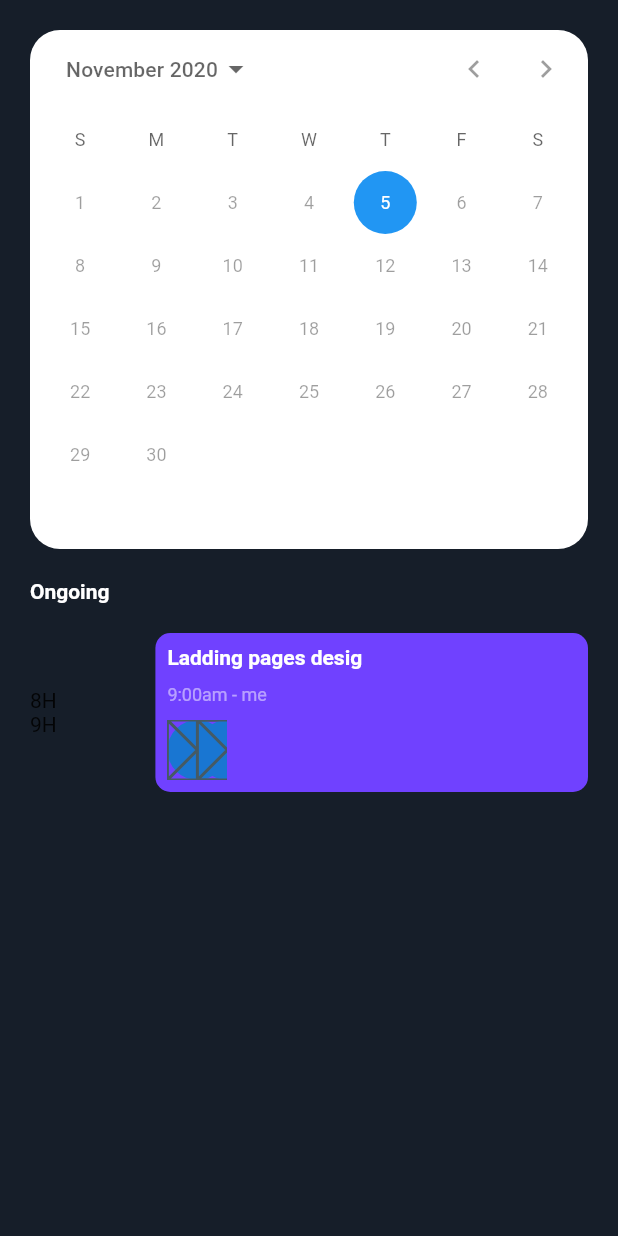
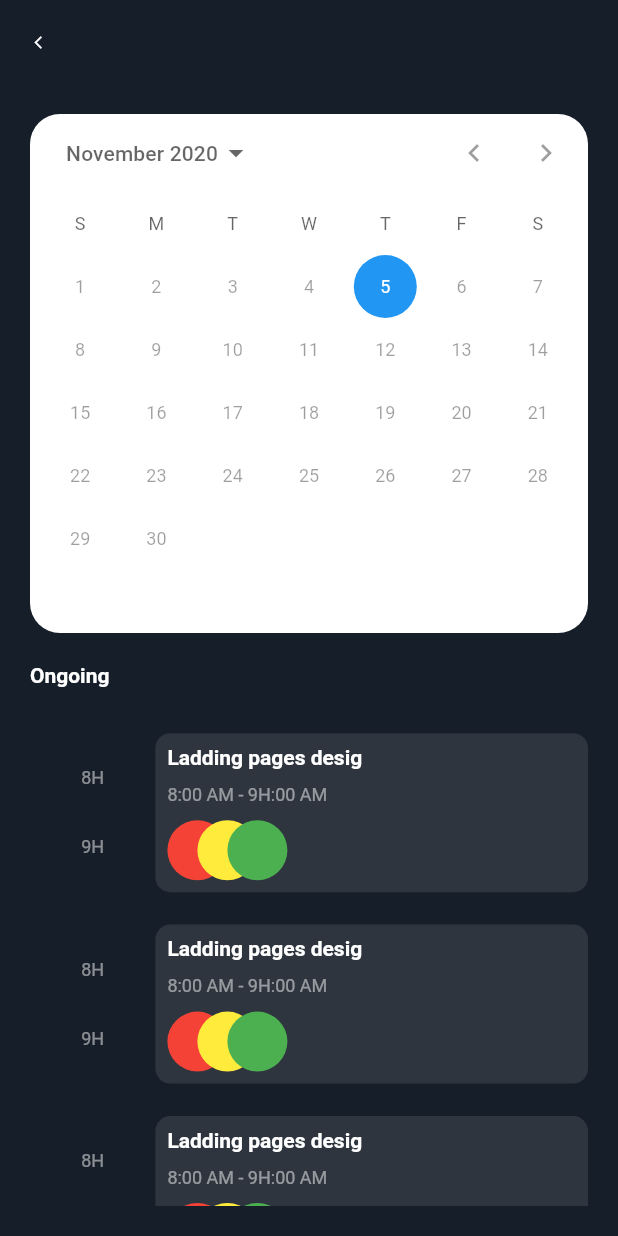
Before and after one commit to chizakasipascal/UX-UI-Design, a Flutter app: the screen it shows after launch, on a phone screen of 412 x 824 dp. Run offline on Flutter 3.47's test engine with Material 2 defaults, Android fonts, the light colour scheme and no system bars; Roboto replaces fonts that are missing (Ubuntu).

Commit message:
refactoring ui

```diff
--- a/lib/src/views/screens/home_screen.dart
+++ b/lib/src/views/screens/home_screen.dart
@@ -6,9 +6,17 @@ class HomeScreen extends StatelessWidget {
   Widget build(BuildContext context) {
     var size = MediaQuery.of(context).size;
     return Scaffold(
+      appBar: AppBar(
+        leading: Icon(
+          Icons.arrow_back_ios,
+          size: 10,
+        ),
+        elevation: 0,
+      ),
       body: SafeArea(
         child: Padding(
           padding: const EdgeInsets.symmetric(horizontal: 20.0, vertical: 20.0),
+          child: SingleChildScrollView(
             child: Column(
               crossAxisAlignment: CrossAxisAlignment.start,
               children: [
@@ -31,20 +39,61 @@ class HomeScreen extends StatelessWidget {
                       TextStyle(fontWeight: FontWeight.bold, color: WhiteColor),
                 ),
                 SizedBox(height: 20),
-              Container(
+                OnpoindWidget(size: size),
+                OnpoindWidget(size: size),
+                OnpoindWidget(size: size),
+              ],
+            ),
+          ),
+        ),
+      ),
+    );
+  }
+}
+
+class OnpoindWidget extends StatelessWidget {
+  const OnpoindWidget({
+    Key key,
+    @required this.size,
+  }) : super(key: key);
+
+  final Size size;
+
+  @override
+  Widget build(BuildContext context) {
+    return Padding(
+      padding: const EdgeInsets.only(top: 2.0, bottom: 2.0),
       child: Row(
         mainAxisAlignment: MainAxisAlignment.spaceBetween,
         children: [
-                    Column(
+          Expanded(
+            child: Container(
+              height: size.height * .15,
+              child: Column(
+                mainAxisAlignment: MainAxisAlignment.spaceEvenly,
                 children: [
-                        Text("8H"),
-                        Text("9H"),
+                  Text(
+                    "8H",
+                    style: TextStyle(
+                      fontSize: 12,
+                      color: WhiteColor.withOpacity(.5),
+                    ),
+                  ),
+                  Text(
+                    "9H",
+                    style: TextStyle(
+                      fontSize: 12,
+                      color: WhiteColor.withOpacity(.5),
+                    ),
+                  ),
                 ],
+              ),
+            ),
           ),
           Container(
             width: size.width * .7,
             decoration: BoxDecoration(
-                        color: Mauvais,
+              color: WhiteColor.withOpacity(.1),
               borderRadius: BorderRadius.circular(10),
             ),
             child: Padding(
@@ -55,12 +104,11 @@ class HomeScreen extends StatelessWidget {
                   Text(
                     "Ladding pages desig",
                     style: TextStyle(
-                                  fontWeight: FontWeight.bold,
-                                  color: WhiteColor),
+                        fontWeight: FontWeight.bold, color: WhiteColor),
                   ),
                   SizedBox(height: 10),
                   Text(
-                              "9:00am - me",
+                    "8:00 AM - 9H:00 AM",
                     style: TextStyle(
                       fontSize: 12,
                       color: WhiteColor.withOpacity(.5),
@@ -68,14 +116,21 @@ class HomeScreen extends StatelessWidget {
                   ),
                   SizedBox(height: 10),
                   Stack(
+                    overflow: Overflow.visible,
                     children: [
                       CircleAvatar(
-                                  child: Placeholder(),
+                        backgroundColor: Colors.red,
                       ),
                       Positioned(
                         left: 20,
                         child: CircleAvatar(
-                                    child: Placeholder(),
+                          backgroundColor: Colors.yellow,
+                        ),
+                      ),
+                      Positioned(
+                        left: 40,
+                        child: CircleAvatar(
+                          backgroundColor: Colors.green,
                         ),
                       ),
                     ],
@@ -86,11 +141,6 @@ class HomeScreen extends StatelessWidget {
           ),
         ],
       ),
-              ),
-            ],
-          ),
-        ),
-      ),
     );
   }
 }
```
Lines whose indentation alone changed are shown as unchanged.
